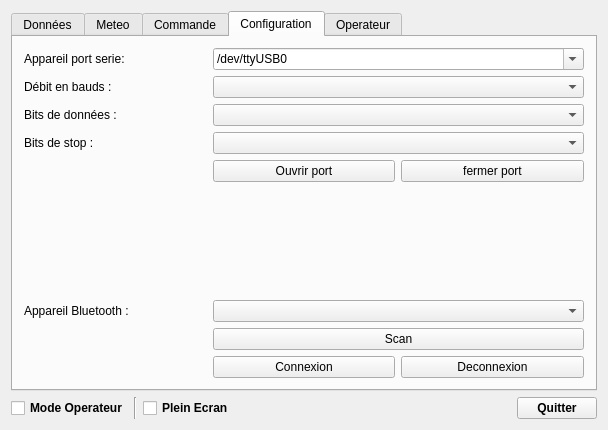
Old version of the form Sonde/ihm.ui in the repository FabienBounoir/Projet-Sonde.
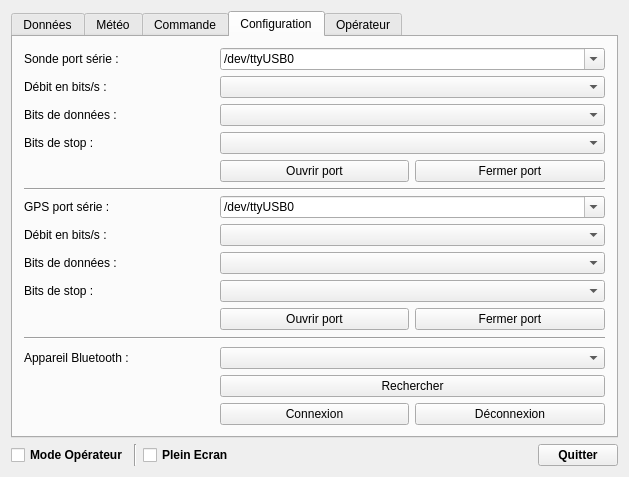
New version of the form. The open tabs and pages were chosen to show the change.

```diff
--- a/Sonde/ihm.ui
+++ b/Sonde/ihm.ui
@@ -6,8 +6,8 @@
    <rect>
     <x>0</x>
     <y>0</y>
-    <width>608</width>
-    <height>430</height>
+    <width>629</width>
+    <height>477</height>
    </rect>
   </property>
   <property name="minimumSize">
@@ -25,7 +25,7 @@
      <item>
       <widget class="QTabWidget" name="tabWidget">
        <property name="currentIndex">
-        <number>4</number>
+        <number>0</number>
        </property>
        <widget class="QWidget" name="Donnees">
         <attribute name="title">
@@ -169,7 +169,7 @@
          <item>
           <widget class="QPushButton" name="pushButtonGraphique">
            <property name="text">
-            <string>graphique</string>
+            <string>Afficher graphiques</string>
            </property>
           </widget>
          </item>
@@ -177,7 +177,7 @@
        </widget>
        <widget class="QWidget" name="meteo">
         <attribute name="title">
-         <string>Meteo</string>
+         <string>Météo</string>
         </attribute>
         <layout class="QVBoxLayout" name="verticalLayout_5">
          <item>
@@ -304,7 +304,7 @@
            <item row="7" column="0">
             <widget class="QLabel" name="labelCoordonnee">
              <property name="text">
-              <string>Coordonnée</string>
+              <string>Coordonnées</string>
              </property>
             </widget>
            </item>
@@ -352,7 +352,7 @@
                 </font>
                </property>
                <property name="text">
-                <string>Configurer la couleur de la LED :</string>
+                <string>Modifier la couleur de la LED :</string>
                </property>
                <property name="scaledContents">
                 <bool>false</bool>
@@ -469,20 +469,98 @@
         <layout class="QVBoxLayout" name="verticalLayout">
          <item>
           <layout class="QGridLayout" name="gridLayout_4">
-           <item row="2" column="0">
-            <widget class="QLabel" name="labelBitsDonnees">
+           <item row="9" column="1" colspan="2">
+            <widget class="QComboBox" name="comboBoxBitsDonneesGps">
              <property name="sizePolicy">
               <sizepolicy hsizetype="Preferred" vsizetype="Minimum">
                <horstretch>0</horstretch>
                <verstretch>0</verstretch>
               </sizepolicy>
              </property>
+            </widget>
+           </item>
+           <item row="11" column="2">
+            <widget class="QPushButton" name="pushButtonFermerPortGps">
+             <property name="sizePolicy">
+              <sizepolicy hsizetype="Minimum" vsizetype="Minimum">
+               <horstretch>0</horstretch>
+               <verstretch>0</verstretch>
+              </sizepolicy>
+             </property>
              <property name="text">
-              <string>Bits de données :</string>
+              <string>Fermer port</string>
              </property>
             </widget>
            </item>
-           <item row="7" column="0">
+           <item row="12" column="0" colspan="3">
+            <widget class="Line" name="lineSeparationGpsBluetooth">
+             <property name="sizePolicy">
+              <sizepolicy hsizetype="Minimum" vsizetype="Maximum">
+               <horstretch>0</horstretch>
+               <verstretch>0</verstretch>
+              </sizepolicy>
+             </property>
+             <property name="minimumSize">
+              <size>
+               <width>0</width>
+               <height>5</height>
+              </size>
+             </property>
+             <property name="orientation">
+              <enum>Qt::Horizontal</enum>
+             </property>
+            </widget>
+           </item>
+           <item row="7" column="1" colspan="2">
+            <widget class="QComboBox" name="comboBoxPortSerieGps">
+             <property name="sizePolicy">
+              <sizepolicy hsizetype="Preferred" vsizetype="Minimum">
+               <horstretch>0</horstretch>
+               <verstretch>0</verstretch>
+              </sizepolicy>
+             </property>
+             <property name="editable">
+              <bool>true</bool>
+             </property>
+             <property name="currentText">
+              <string>/dev/ttyUSB0</string>
+             </property>
+            </widget>
+           </item>
+           <item row="11" column="1">
+            <widget class="QPushButton" name="pushButtonOuvrirPortGps">
+             <property name="sizePolicy">
+              <sizepolicy hsizetype="Minimum" vsizetype="Minimum">
+               <horstretch>0</horstretch>
+               <verstretch>0</verstretch>
+              </sizepolicy>
+             </property>
+             <property name="text">
+              <string>Ouvrir port</string>
+             </property>
+            </widget>
+           </item>
+           <item row="5" column="2">
+            <widget class="QPushButton" name="pushButtonFermerPort">
+             <property name="sizePolicy">
+              <sizepolicy hsizetype="Minimum" vsizetype="Minimum">
+               <horstretch>0</horstretch>
+               <verstretch>0</verstretch>
+              </sizepolicy>
+             </property>
+             <property name="text">
+              <string>Fermer port</string>
+             </property>
+            </widget>
+           </item>
+           <item row="10" column="0">
+            <widget class="QLabel" name="labelBitsStopGps">
+             <property name="text">
+              <string>Bits de stop :</string>
+             </property>
+            </widget>
+           </item>
+           <item row="13" column="0">
             <widget class="QLabel" name="labelBluetooth">
              <property name="sizePolicy">
               <sizepolicy hsizetype="Preferred" vsizetype="Minimum">
@@ -504,11 +582,11 @@
               </sizepolicy>
              </property>
              <property name="text">
-              <string>Appareil port serie:</string>
+              <string>Sonde port série :</string>
              </property>
             </widget>
            </item>
-           <item row="9" column="1">
+           <item row="15" column="1">
             <widget class="QPushButton" name="pushButtonConnexion">
              <property name="enabled">
               <bool>true</bool>
@@ -545,27 +623,14 @@
              </property>
             </widget>
            </item>
-           <item row="8" column="0">
+           <item row="14" column="0">
             <widget class="QLabel" name="labelStatut">
              <property name="text">
               <string/>
              </property>
             </widget>
            </item>
-           <item row="3" column="0">
-            <widget class="QLabel" name="labelBitsStop">
-             <property name="sizePolicy">
-              <sizepolicy hsizetype="Preferred" vsizetype="Minimum">
-               <horstretch>0</horstretch>
-               <verstretch>0</verstretch>
-              </sizepolicy>
-             </property>
-             <property name="text">
-              <string>Bits de stop :</string>
-             </property>
-            </widget>
-           </item>
-           <item row="7" column="1" colspan="2">
+           <item row="13" column="1" colspan="2">
             <widget class="QComboBox" name="comboBoxBluetooth">
              <property name="sizePolicy">
               <sizepolicy hsizetype="Preferred" vsizetype="Minimum">
@@ -575,29 +640,6 @@
              </property>
             </widget>
            </item>
-           <item row="2" column="1" colspan="2">
-            <widget class="QComboBox" name="comboBoxBitsDonnees">
-             <property name="sizePolicy">
-              <sizepolicy hsizetype="Preferred" vsizetype="Minimum">
-               <horstretch>0</horstretch>
-               <verstretch>0</verstretch>
-              </sizepolicy>
-             </property>
-            </widget>
-           </item>
-           <item row="5" column="1">
-            <widget class="QPushButton" name="pushButtonOuvrirPort">
-             <property name="sizePolicy">
-              <sizepolicy hsizetype="Minimum" vsizetype="Minimum">
-               <horstretch>0</horstretch>
-               <verstretch>0</verstretch>
-              </sizepolicy>
-             </property>
-             <property name="text">
-              <string>Ouvrir port</string>
-             </property>
-            </widget>
-           </item>
            <item row="1" column="0">
             <widget class="QLabel" name="labelDebitBauds">
              <property name="sizePolicy">
@@ -607,17 +649,7 @@
               </sizepolicy>
              </property>
              <property name="text">
-              <string>Débit en bauds :</string>
-             </property>
-            </widget>
-           </item>
-           <item row="3" column="1" colspan="2">
-            <widget class="QComboBox" name="comboBoxBitsStop">
-             <property name="sizePolicy">
-              <sizepolicy hsizetype="Preferred" vsizetype="Minimum">
-               <horstretch>0</horstretch>
-               <verstretch>0</verstretch>
-              </sizepolicy>
+              <string>Débit en bits/s :</string>
              </property>
             </widget>
            </item>
@@ -637,7 +669,7 @@
              </property>
             </widget>
            </item>
-           <item row="8" column="1" colspan="2">
+           <item row="14" column="1" colspan="2">
             <widget class="QPushButton" name="pushButtonScan">
              <property name="sizePolicy">
               <sizepolicy hsizetype="Minimum" vsizetype="Minimum">
@@ -646,20 +678,7 @@
               </sizepolicy>
              </property>
              <property name="text">
-              <string>Scan</string>
-             </property>
-            </widget>
-           </item>
-           <item row="5" column="2">
-            <widget class="QPushButton" name="pushButtonFermerPort">
-             <property name="sizePolicy">
-              <sizepolicy hsizetype="Minimum" vsizetype="Minimum">
-               <horstretch>0</horstretch>
-               <verstretch>0</verstretch>
-              </sizepolicy>
-             </property>
-             <property name="text">
-              <string>fermer port</string>
+              <string>Rechercher</string>
              </property>
             </widget>
            </item>
@@ -676,7 +695,7 @@
              </property>
             </widget>
            </item>
-           <item row="9" column="2">
+           <item row="15" column="2">
             <widget class="QPushButton" name="pushButtonDeconnexion">
              <property name="sizePolicy">
               <sizepolicy hsizetype="Minimum" vsizetype="Minimum">
@@ -685,25 +704,148 @@
               </sizepolicy>
              </property>
              <property name="text">
-              <string>Deconnexion</string>
+              <string>Déconnexion</string>
              </property>
             </widget>
            </item>
-           <item row="6" column="0">
-            <spacer name="verticalSpacer">
-             <property name="orientation">
-              <enum>Qt::Vertical</enum>
+           <item row="6" column="0" colspan="3">
+            <widget class="Line" name="lineSeparationSondeGps">
+             <property name="sizePolicy">
+              <sizepolicy hsizetype="Minimum" vsizetype="Maximum">
+               <horstretch>0</horstretch>
+               <verstretch>0</verstretch>
+              </sizepolicy>
              </property>
-             <property name="sizeType">
-              <enum>QSizePolicy::Expanding</enum>
-             </property>
-             <property name="sizeHint" stdset="0">
+             <property name="minimumSize">
               <size>
-               <width>150</width>
-               <height>50</height>
+               <width>0</width>
+               <height>2</height>
               </size>
              </property>
-            </spacer>
+             <property name="font">
+              <font>
+               <weight>50</weight>
+               <bold>false</bold>
+              </font>
+             </property>
+             <property name="orientation">
+              <enum>Qt::Horizontal</enum>
+             </property>
+            </widget>
+           </item>
+           <item row="8" column="1" colspan="2">
+            <widget class="QComboBox" name="comboBoxDebitGps">
+             <property name="sizePolicy">
+              <sizepolicy hsizetype="Preferred" vsizetype="Minimum">
+               <horstretch>0</horstretch>
+               <verstretch>0</verstretch>
+              </sizepolicy>
+             </property>
+            </widget>
+           </item>
+           <item row="5" column="1">
+            <widget class="QPushButton" name="pushButtonOuvrirPort">
+             <property name="sizePolicy">
+              <sizepolicy hsizetype="Minimum" vsizetype="Minimum">
+               <horstretch>0</horstretch>
+               <verstretch>0</verstretch>
+              </sizepolicy>
+             </property>
+             <property name="text">
+              <string>Ouvrir port</string>
+             </property>
+            </widget>
+           </item>
+           <item row="8" column="0">
+            <widget class="QLabel" name="labelDebitBaudsGps">
+             <property name="text">
+              <string>Débit en bits/s :</string>
+             </property>
+            </widget>
+           </item>
+           <item row="10" column="1" colspan="2">
+            <widget class="QComboBox" name="comboBoxBitsStopGps">
+             <property name="sizePolicy">
+              <sizepolicy hsizetype="Preferred" vsizetype="Minimum">
+               <horstretch>0</horstretch>
+               <verstretch>0</verstretch>
+              </sizepolicy>
+             </property>
+            </widget>
+           </item>
+           <item row="7" column="0">
+            <widget class="QLabel" name="labelPortSerieGps">
+             <property name="text">
+              <string>GPS port série :</string>
+             </property>
+            </widget>
+           </item>
+           <item row="9" column="0">
+            <widget class="QLabel" name="labelBitsDonneesGps">
+             <property name="text">
+              <string>Bits de données :</string>
+             </property>
+            </widget>
+           </item>
+           <item row="5" column="0">
+            <widget class="QLabel" name="labelStatutPortSerieSonde">
+             <property name="text">
+              <string/>
+             </property>
+            </widget>
+           </item>
+           <item row="2" column="0">
+            <widget class="QLabel" name="labelBitsDonnees">
+             <property name="sizePolicy">
+              <sizepolicy hsizetype="Preferred" vsizetype="Minimum">
+               <horstretch>0</horstretch>
+               <verstretch>0</verstretch>
+              </sizepolicy>
+             </property>
+             <property name="text">
+              <string>Bits de données :</string>
+             </property>
+            </widget>
+           </item>
+           <item row="3" column="0">
+            <widget class="QLabel" name="labelBitsStop">
+             <property name="sizePolicy">
+              <sizepolicy hsizetype="Preferred" vsizetype="Minimum">
+               <horstretch>0</horstretch>
+               <verstretch>0</verstretch>
+              </sizepolicy>
+             </property>
+             <property name="text">
+              <string>Bits de stop :</string>
+             </property>
+            </widget>
+           </item>
+           <item row="3" column="1" colspan="2">
+            <widget class="QComboBox" name="comboBoxBitsStop">
+             <property name="sizePolicy">
+              <sizepolicy hsizetype="Preferred" vsizetype="Minimum">
+               <horstretch>0</horstretch>
+               <verstretch>0</verstretch>
+              </sizepolicy>
+             </property>
+            </widget>
+           </item>
+           <item row="2" column="1" colspan="2">
+            <widget class="QComboBox" name="comboBoxBitsDonnees">
+             <property name="sizePolicy">
+              <sizepolicy hsizetype="Preferred" vsizetype="Minimum">
+               <horstretch>0</horstretch>
+               <verstretch>0</verstretch>
+              </sizepolicy>
+             </property>
+            </widget>
+           </item>
+           <item row="11" column="0">
+            <widget class="QLabel" name="labelStatutPortSerieGps">
+             <property name="text">
+              <string/>
+             </property>
+            </widget>
            </item>
           </layout>
          </item>
@@ -711,7 +853,7 @@
        </widget>
        <widget class="QWidget" name="Operateur">
         <attribute name="title">
-         <string>Operateur</string>
+         <string>Opérateur</string>
         </attribute>
         <layout class="QHBoxLayout" name="horizontalLayout">
          <item>
@@ -722,7 +864,7 @@
            <item>
             <widget class="QLabel" name="labelEnvoieTrame">
              <property name="text">
-              <string>Envoie trame:</string>
+              <string>Trame :</string>
              </property>
             </widget>
            </item>
@@ -777,7 +919,7 @@
         </font>
        </property>
        <property name="text">
-        <string>Mode Operateur</string>
+        <string>Mode Opérateur</string>
        </property>
       </widget>
      </item>
```
